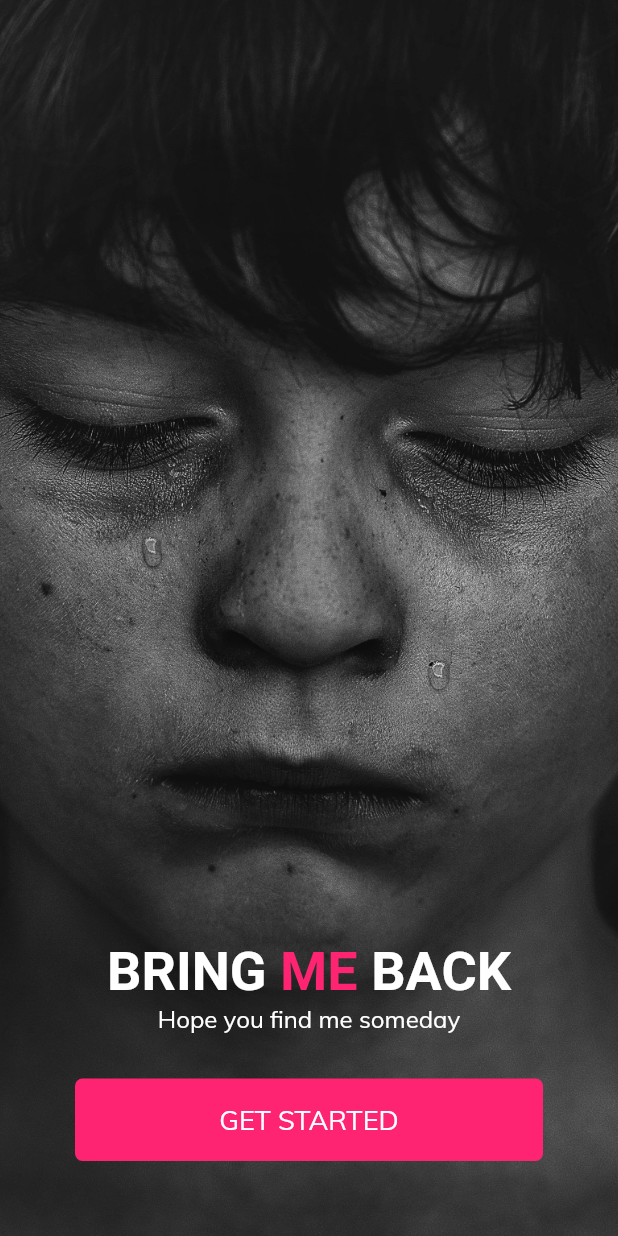
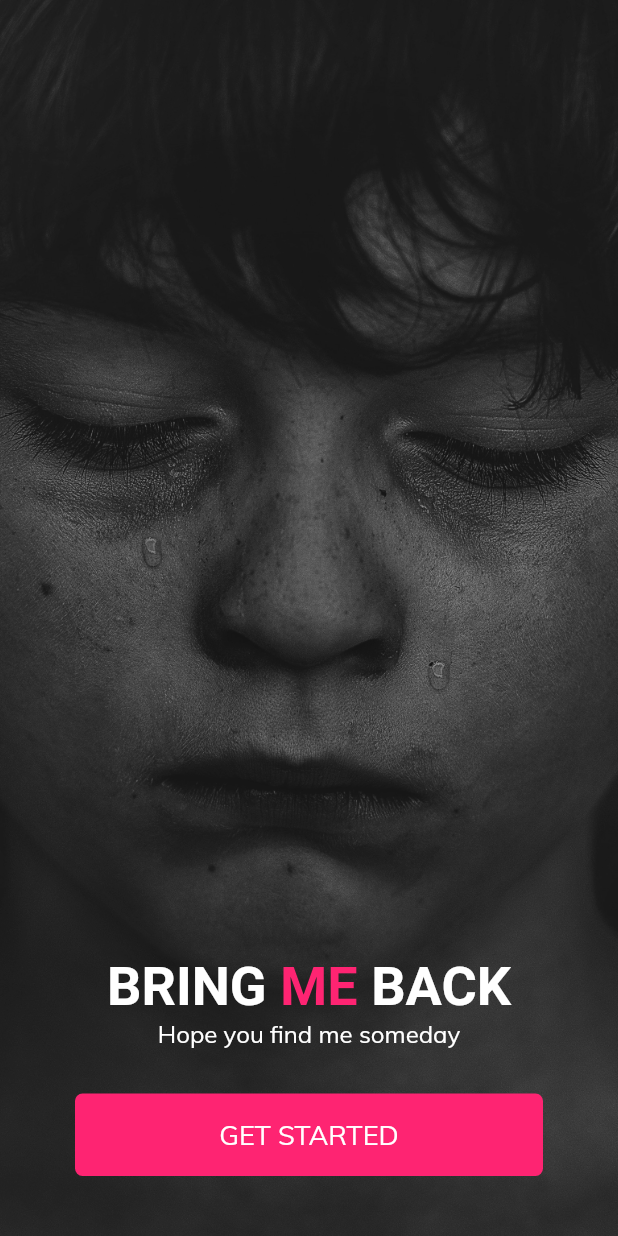
Before and after one commit to VishnuDileesh/BringMeBack-FlutterUIPractice, a Flutter app: the screen it shows after launch, on a phone screen of 412 x 824 dp. Run offline on Flutter 3.47's test engine with Material 2 defaults, Android fonts, the phone set to English and light mode, and no system bars.

Commit message:
Update home screen

```diff
--- a/lib/screens/home.dart
+++ b/lib/screens/home.dart
@@ -12,13 +12,19 @@ class HomeScreen extends StatelessWidget{
 				children: <Widget>[
 
 
-					Center(
+					ColorFiltered(
+					colorFilter: ColorFilter.mode(Colors.grey[900].withOpacity(0.4), BlendMode.srcOver),
+					child: Center(
 						child: Image.asset(
 							'assets/images/bg-image.jpg',
 							height: size.height,
 							fit: BoxFit.cover,
 						),
 					),
+					),
+
+
+
 
 			/*
 
@@ -110,7 +116,7 @@ class HomeScreen extends StatelessWidget{
 							),
 							),
 
-							SizedBox(height: 50.0),
+							SizedBox(height: 40.0),
 
 						],
 					),
```
